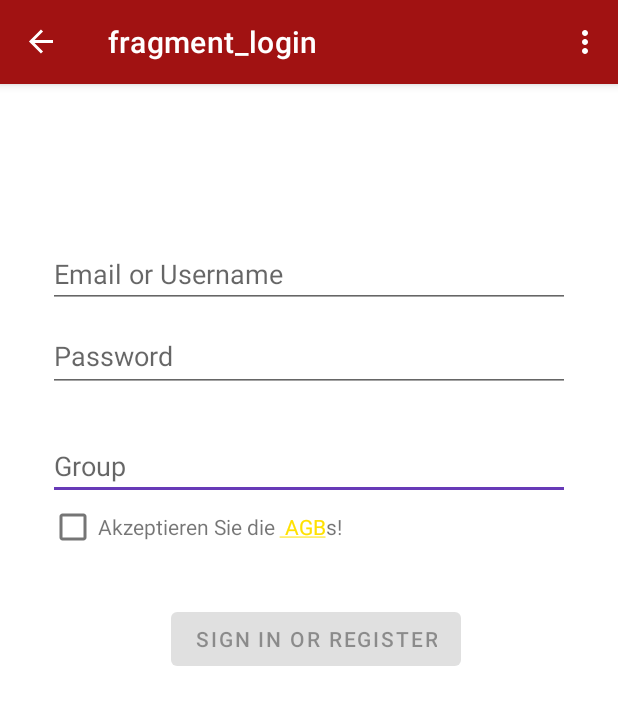
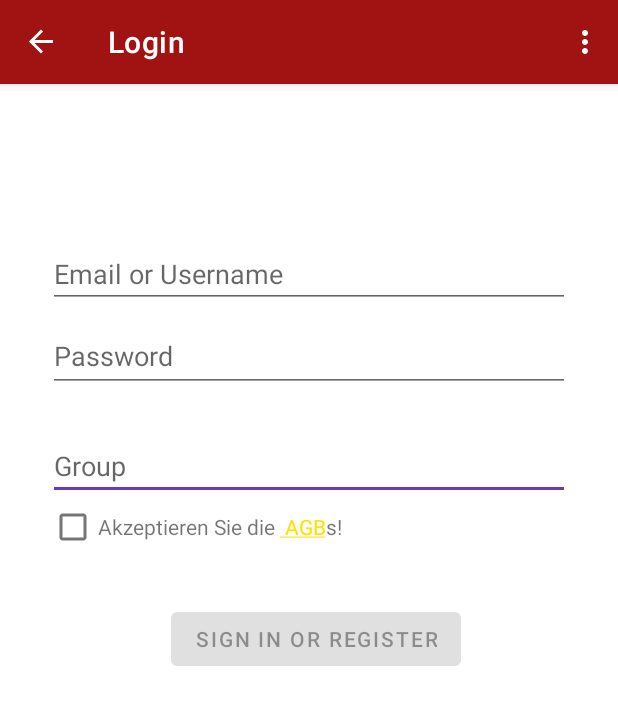
Before and after one commit to Erebur/Essensplaner, an Android app: the screen it shows after launch (MainActivity), on a phone screen of 412 x 824 dp. Shown: the top 705 px of the screen. Run offline under Robolectric (Android 15) with nearby library versions, the phone set to English and light mode, and no system bars; our stand-ins replace navigation-ui.

Commit message:
added Doku

```diff
--- a/app/src/main/res/navigation/mobile_navigation.xml
+++ b/app/src/main/res/navigation/mobile_navigation.xml
@@ -13,7 +13,7 @@
     <fragment
         android:id="@+id/loginFragment"
         android:name="com.example.essensplaner.ui.login.LoginFragment"
-        android:label="fragment_login"
+        android:label="@string/fragment_login"
         tools:layout="@layout/fragment_login" />
     <activity
         android:id="@+id/einkaufsliste"
--- a/app/src/main/res/values/strings.xml
+++ b/app/src/main/res/values/strings.xml
@@ -56,4 +56,5 @@
     <string name="title_activity_settings">SettingsActivity</string>
     <string name="settings">Settings</string>
     <string name="delete">delete</string>
+    <string name="fragment_login">Login</string>
 </resources>
```
Also changed, not shown: 5 other files.
